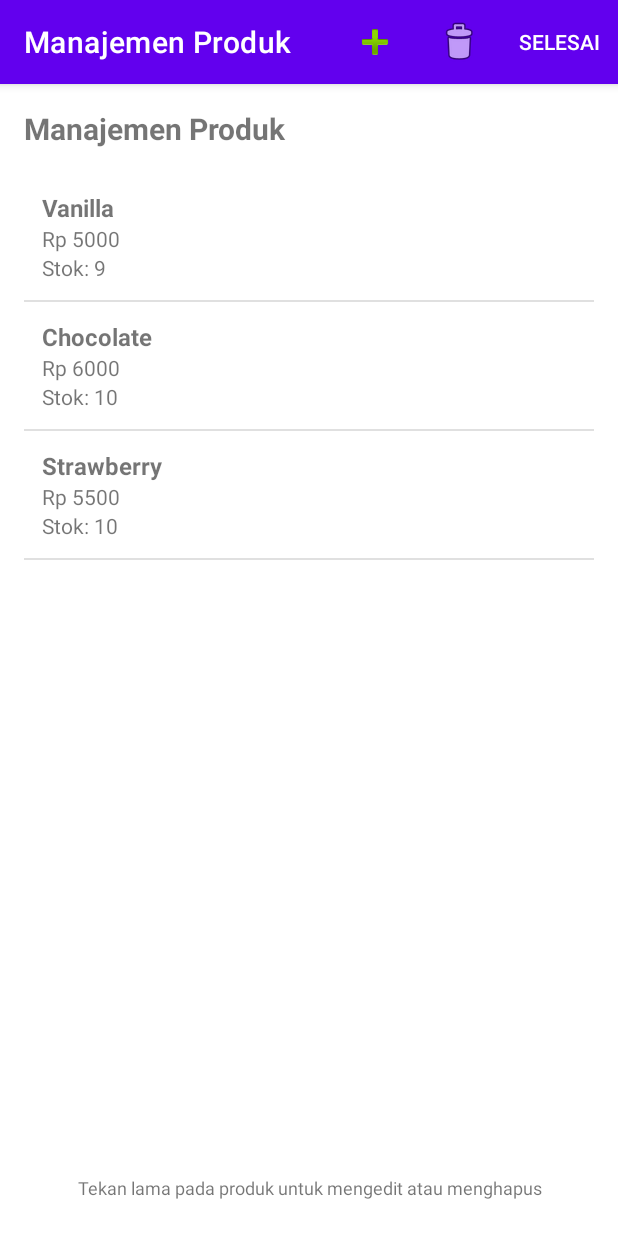
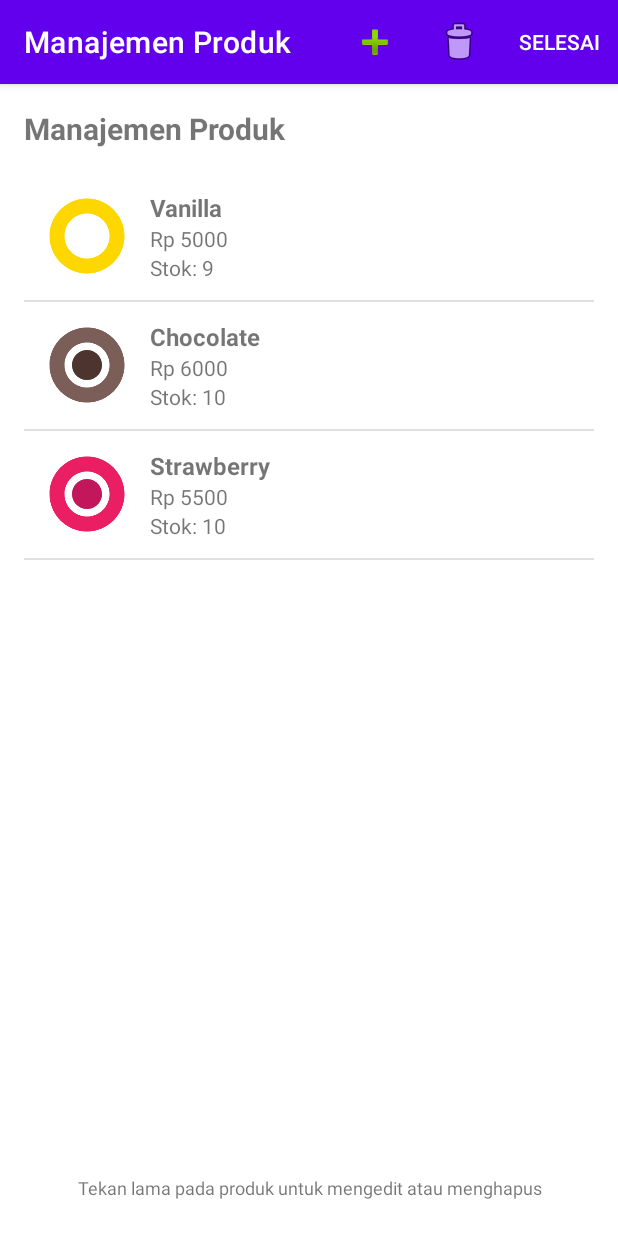
Before and after one commit to RayanKhairullah/creamsypos-android, an Android app: the screen it shows after launch (ProductManagementActivity), after a tap on "Manajemen Produk", on a phone screen of 412 x 824 dp. Run offline under Robolectric (Android 15) with nearby library versions, the phone set to English and light mode, and no system bars; 2 other taps on this screen came first.

Commit message:
add image to product

```diff
--- a/app/src/main/java/com/example/creamsyapp/IceCreamProduct.java
+++ b/app/src/main/java/com/example/creamsyapp/IceCreamProduct.java
@@ -8,12 +8,14 @@ public class IceCreamProduct implements Parcelable {
     private String name;
     private double price;
     private int stock;
+    private int imageResId; // Menyimpan resource ID gambar
 
-    public IceCreamProduct(String id, String name, double price, int stock) {
+    public IceCreamProduct(String id, String name, double price, int stock, int imageResId) {
         this.id = id;
         this.name = name;
         this.price = price;
         this.stock = stock;
+        this.imageResId = imageResId;
     }
 
     protected IceCreamProduct(Parcel in) {
@@ -21,6 +23,7 @@ public class IceCreamProduct implements Parcelable {
         name = in.readString();
         price = in.readDouble();
         stock = in.readInt();
+        imageResId = in.readInt();
     }
 
     public static final Creator<IceCreamProduct> CREATOR = new Creator<IceCreamProduct>() {
@@ -41,6 +44,8 @@ public class IceCreamProduct implements Parcelable {
     public double getPrice() { return price; }
     public int getStock() { return stock; }
     public void setStock(int stock) { this.stock = stock; }
+    public int getImageResId() { return imageResId; }
+    public void setImageResId(int imageResId) { this.imageResId = imageResId; }
 
     @Override
     public int describeContents() {
@@ -53,5 +58,6 @@ public class IceCreamProduct implements Parcelable {
         dest.writeString(name);
         dest.writeDouble(price);
         dest.writeInt(stock);
+        dest.writeInt(imageResId);
     }
 }
--- a/app/src/main/java/com/example/creamsyapp/MainActivity.java
+++ b/app/src/main/java/com/example/creamsyapp/MainActivity.java
@@ -83,13 +83,13 @@ public class MainActivity extends AppCompatActivity {
     }
 
     private void initProducts() {
-        // Produk default dengan stok
+        // Produk default dengan stok dan gambar
         products.add(new IceCreamProduct(
-                UUID.randomUUID().toString(), "Vanilla", 5000, 10));
+                UUID.randomUUID().toString(), "Vanilla", 5000, 10, R.drawable.ic_vanilla));
         products.add(new IceCreamProduct(
-                UUID.randomUUID().toString(), "Chocolate", 6000, 10));
+                UUID.randomUUID().toString(), "Chocolate", 6000, 10, R.drawable.ic_chocolate));
         products.add(new IceCreamProduct(
-                UUID.randomUUID().toString(), "Strawberry", 5500, 10));
+                UUID.randomUUID().toString(), "Strawberry", 5500, 10, R.drawable.ic_strawberry));
     }
 
     private void loadTransactionHistory() {
@@ -97,9 +97,9 @@ public class MainActivity extends AppCompatActivity {
         // Di sini kita hanya membuat beberapa transaksi contoh
         List<IceCreamProduct> sampleItems = new ArrayList<>();
         sampleItems.add(new IceCreamProduct(
-                UUID.randomUUID().toString(), "Vanilla", 5000, 10));
+                UUID.randomUUID().toString(), "Vanilla", 5000, 10, R.drawable.ic_vanilla));
         sampleItems.add(new IceCreamProduct(
-                UUID.randomUUID().toString(), "Chocolate", 6000, 10));
+                UUID.randomUUID().toString(), "Chocolate", 6000, 10, R.drawable.ic_chocolate));
 
         transactionHistory.add(new Transaction(
                 UUID.randomUUID().toString(),
--- a/app/src/main/java/com/example/creamsyapp/ProductAdapter.java
+++ b/app/src/main/java/com/example/creamsyapp/ProductAdapter.java
@@ -4,6 +4,7 @@ import android.view.LayoutInflater;
 import android.view.View;
 import android.view.ViewGroup;
 import android.widget.Button;
+import android.widget.ImageView;
 import android.widget.TextView;
 
 import androidx.annotation.NonNull;
@@ -38,6 +39,7 @@ public class ProductAdapter extends RecyclerView.Adapter<ProductAdapter.ProductV
         holder.tvName.setText(product.getName());
         holder.tvPrice.setText(String.format("Rp %.0f", product.getPrice()));
         holder.tvStock.setText(String.format("Stok: %d", product.getStock()));
+        holder.ivProduct.setImageResource(product.getImageResId());
 
         holder.btnAdd.setOnClickListener(v -> {
             if (listener != null) {
@@ -54,6 +56,7 @@ public class ProductAdapter extends RecyclerView.Adapter<ProductAdapter.ProductV
     static class ProductViewHolder extends RecyclerView.ViewHolder {
         TextView tvName, tvPrice, tvStock;
         Button btnAdd;
+        ImageView ivProduct;
 
         public ProductViewHolder(@NonNull View itemView) {
             super(itemView);
@@ -61,6 +64,7 @@ public class ProductAdapter extends RecyclerView.Adapter<ProductAdapter.ProductV
             tvPrice = itemView.findViewById(R.id.tv_product_price);
             tvStock = itemView.findViewById(R.id.tv_product_stock);
             btnAdd = itemView.findViewById(R.id.btn_add_to_cart);
+            ivProduct = itemView.findViewById(R.id.iv_product);
         }
     }
 }
--- a/app/src/main/java/com/example/creamsyapp/ProductManagementAdapter.java
+++ b/app/src/main/java/com/example/creamsyapp/ProductManagementAdapter.java
@@ -5,6 +5,7 @@ import android.view.LayoutInflater;
 import android.view.View;
 import android.view.ViewGroup;
 import android.widget.ArrayAdapter;
+import android.widget.ImageView;
 import android.widget.TextView;
 
 import java.util.ArrayList;
@@ -13,7 +14,6 @@ import java.util.List;
 public class ProductManagementAdapter extends ArrayAdapter<IceCreamProduct> {
     private Context context;
     private List<IceCreamProduct> products;
-    private boolean isEditingMode;
     private boolean isDeletingMode;
     private List<IceCreamProduct> selectedProducts;
 
@@ -21,7 +21,6 @@ public class ProductManagementAdapter extends ArrayAdapter<IceCreamProduct> {
         super(context, 0, products);
         this.context = context;
         this.products = products;
-        this.isEditingMode = false;
         this.isDeletingMode = false;
         this.selectedProducts = new ArrayList<>();
     }
@@ -38,21 +37,18 @@ public class ProductManagementAdapter extends ArrayAdapter<IceCreamProduct> {
         TextView tvPrice = convertView.findViewById(R.id.tv_product_price);
         TextView tvStock = convertView.findViewById(R.id.tv_product_stock);
         TextView tvSelect = convertView.findViewById(R.id.tv_select);
+        ImageView ivProduct = convertView.findViewById(R.id.iv_product);
 
         tvName.setText(product.getName());
         tvPrice.setText(String.format("Rp %.0f", product.getPrice()));
         tvStock.setText(String.format("Stok: %d", product.getStock()));
+        ivProduct.setImageResource(product.getImageResId());
 
         // Tampilkan indikator untuk mode hapus
         tvSelect.setVisibility(isDeletingMode ? View.VISIBLE : View.GONE);
         tvSelect.setText(selectedProducts.contains(product) ? "✓" : "○");
 
         return convertView;
-    }
-
-    public void setEditingMode(boolean editingMode) {
-        this.isEditingMode = editingMode;
-        notifyDataSetChanged();
     }
 
     public void setDeletingMode(boolean deletingMode) {
--- /dev/null
+++ b/app/src/main/res/drawable/ic_chocolate.xml
@@ -0,0 +1,12 @@
+<vector xmlns:android="http://schemas.android.com/apk/res/android"
+    android:width="24dp"
+    android:height="24dp"
+    android:viewportWidth="24"
+    android:viewportHeight="24">
+    <path
+        android:fillColor="#7B5E57"
+        android:pathData="M12,2C6.48,2 2,6.48 2,12s4.48,10 10,10 10,-4.48 10,-10S17.52,2 12,2zM12,18c-3.31,0 -6,-2.69 -6,-6s2.69,-6 6,-6 6,2.69 6,6 -2.69,6 -6,6z"/>
+    <path
+        android:fillColor="#4E342E"
+        android:pathData="M12,16c-2.21,0 -4,-1.79 -4,-4s1.79,-4 4,-4 4,1.79 4,4 -1.79,4 -4,4zM12,14c-1.1,0 -2,-0.9 -2,-2s0.9,-2 2,-2 2,0.9 2,2 -0.9,2 -2,2z"/>
+</vector>
--- /dev/null
+++ b/app/src/main/res/drawable/ic_default_product.xml
@@ -0,0 +1,12 @@
+<vector xmlns:android="http://schemas.android.com/apk/res/android"
+    android:width="24dp"
+    android:height="24dp"
+    android:viewportWidth="24"
+    android:viewportHeight="24">
+    <path
+        android:fillColor="#9E9E9E"
+        android:pathData="M12,2C6.48,2 2,6.48 2,12s4.48,10 10,10 10,-4.48 10,-10S17.52,2 12,2zM12,18c-3.31,0 -6,-2.69 -6,-6s2.69,-6 6,-6 6,2.69 6,6 -2.69,6 -6,6z"/>
+    <path
+        android:fillColor="#616161"
+        android:pathData="M12,16c-2.21,0 -4,-1.79 -4,-4s1.79,-4 4,-4 4,1.79 4,4 -1.79,4 -4,4zM12,14c-1.1,0 -2,-0.9 -2,-2s0.9,-2 2,-2 2,0.9 2,2 -0.9,2 -2,2z"/>
+</vector>
--- /dev/null
+++ b/app/src/main/res/drawable/ic_strawberry.xml
@@ -0,0 +1,12 @@
+<vector xmlns:android="http://schemas.android.com/apk/res/android"
+    android:width="24dp"
+    android:height="24dp"
+    android:viewportWidth="24"
+    android:viewportHeight="24">
+    <path
+        android:fillColor="#E91E63"
+        android:pathData="M12,2C6.48,2 2,6.48 2,12s4.48,10 10,10 10,-4.48 10,-10S17.52,2 12,2zM12,18c-3.31,0 -6,-2.69 -6,-6s2.69,-6 6,-6 6,2.69 6,6 -2.69,6 -6,6z"/>
+    <path
+        android:fillColor="#C2185B"
+        android:pathData="M12,16c-2.21,0 -4,-1.79 -4,-4s1.79,-4 4,-4 4,1.79 4,4 -1.79,4 -4,4zM12,14c-1.1,0 -2,-0.9 -2,-2s0.9,-2 2,-2 2,0.9 2,2 -0.9,2 -2,2z"/>
+</vector>
--- /dev/null
+++ b/app/src/main/res/drawable/ic_vanilla.xml
@@ -0,0 +1,12 @@
+<vector xmlns:android="http://schemas.android.com/apk/res/android"
+    android:width="24dp"
+    android:height="24dp"
+    android:viewportWidth="24"
+    android:viewportHeight="24">
+    <path
+        android:fillColor="#FFD700"
+        android:pathData="M12,2C6.48,2 2,6.48 2,12s4.48,10 10,10 10,-4.48 10,-10S17.52,2 12,2zM12,18c-3.31,0 -6,-2.69 -6,-6s2.69,-6 6,-6 6,2.69 6,6 -2.69,6 -6,6z"/>
+    <path
+        android:fillColor="#FFFFFF"
+        android:pathData="M12,16c-2.21,0 -4,-1.79 -4,-4s1.79,-4 4,-4 4,1.79 4,4 -1.79,4 -4,4zM12,14c-1.1,0 -2,-0.9 -2,-2s0.9,-2 2,-2 2,0.9 2,2 -0.9,2 -2,2z"/>
+</vector>
--- a/app/src/main/res/layout/product_management_item.xml
+++ b/app/src/main/res/layout/product_management_item.xml
@@ -5,11 +5,19 @@
     android:orientation="horizontal"
     android:padding="12dp">
 
+    <ImageView
+        android:id="@+id/iv_product"
+        android:layout_width="60dp"
+        android:layout_height="60dp"
+        android:scaleType="centerCrop"
+        android:src="@drawable/ic_default_product"/>
+
     <LinearLayout
         android:layout_width="0dp"
         android:layout_height="wrap_content"
         android:layout_weight="1"
-        android:orientation="vertical">
+        android:orientation="vertical"
+        android:layout_marginStart="12dp">
 
         <TextView
             android:id="@+id/tv_product_name"
```
Also changed, not shown: app/src/main/java/com/example/creamsyapp/AddProductActivity.java (+29 -3 lines), app/src/main/java/com/example/creamsyapp/ImageSelectionDialog.java (added, +100 -0 lines), app/src/main/res/layout/activity_add_product.xml (+17 -0 lines), app/src/main/res/layout/dialog_image_selection.xml (added, +10 -0 lines), app/src/main/res/layout/product_item.xml (+9 -1 lines), app/src/main/res/values/arrays.xml (added, +9 -0 lines).
